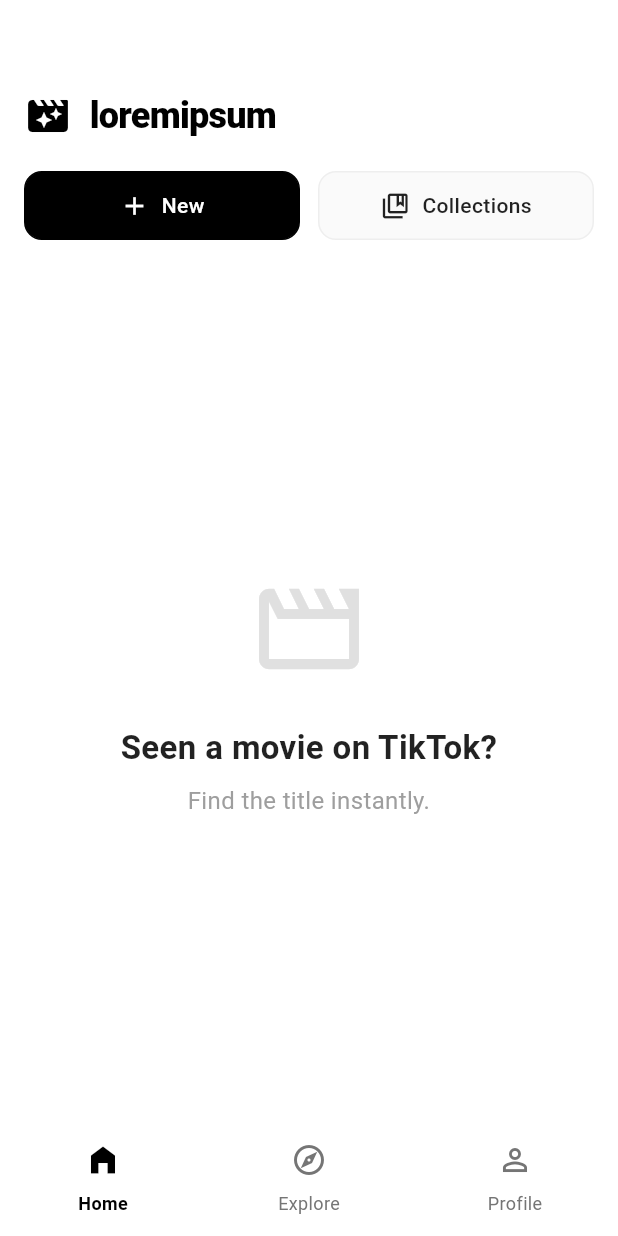
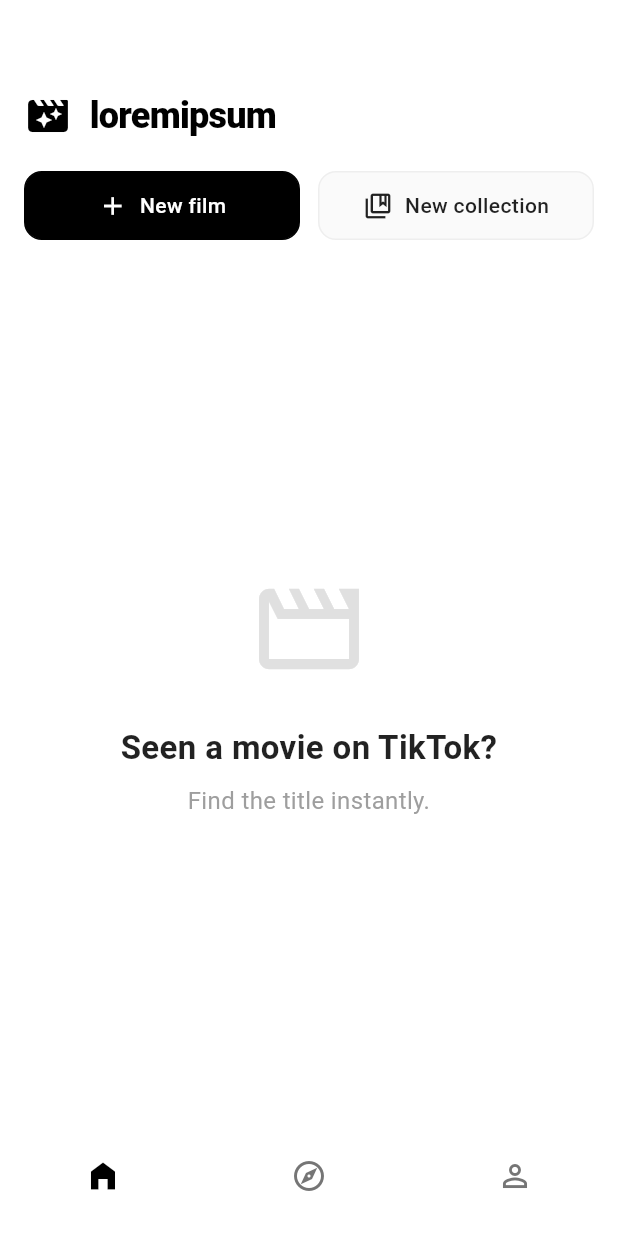
Before and after one commit to jaanque/appdecinejan, a Flutter app: the screen it shows after launch, on a phone screen of 412 x 824 dp. Run offline on Flutter 3.47's test engine with Material 3 defaults, Android fonts, the phone set to English and light mode, and no system bars; our stand-ins replace flutter_dotenv, shared_preferences, supabase_flutter; accounts and stored records are empty.

Commit message:
Update menu system: remove nav labels, rename home buttons
- Hide text labels in the bottom NavigationBar using NavigationDestinationLabelBehavior.alwaysHide.
- Rename 'New' button to 'New film'.
- Rename 'Collections' button to 'New collection'.

```diff
--- a/lib/main.dart
+++ b/lib/main.dart
@@ -100,6 +100,7 @@ class _MainScreenState extends State<MainScreen> {
           surfaceTintColor: Colors.transparent,
           indicatorColor: Colors.transparent, // Minimalist: No heavy indicator blob, just icon color change
           elevation: 0,
+          labelBehavior: NavigationDestinationLabelBehavior.alwaysHide,
           destinations: [
             NavigationDestination(
               icon: Icon(Icons.home_outlined, color: Colors.grey.shade600),
--- a/lib/screens/home_screen.dart
+++ b/lib/screens/home_screen.dart
@@ -419,14 +419,14 @@ Analyze the following JSON metadata from a TikTok video: $jsonString. Your goal
                       children: [
                         _buildMenuButton(
                           icon: Icons.add,
-                          label: 'New',
+                          label: 'New film',
                           onTap: _showInputDialog,
                           isPrimary: true,
                         ),
                         const SizedBox(width: 12),
                         _buildMenuButton(
                           icon: Icons.collections_bookmark_outlined,
-                          label: 'Collections',
+                          label: 'New collection',
                           onTap: () {
                             ScaffoldMessenger.of(context).showSnackBar(
                               const SnackBar(content: Text('Coming Soon')),
```
